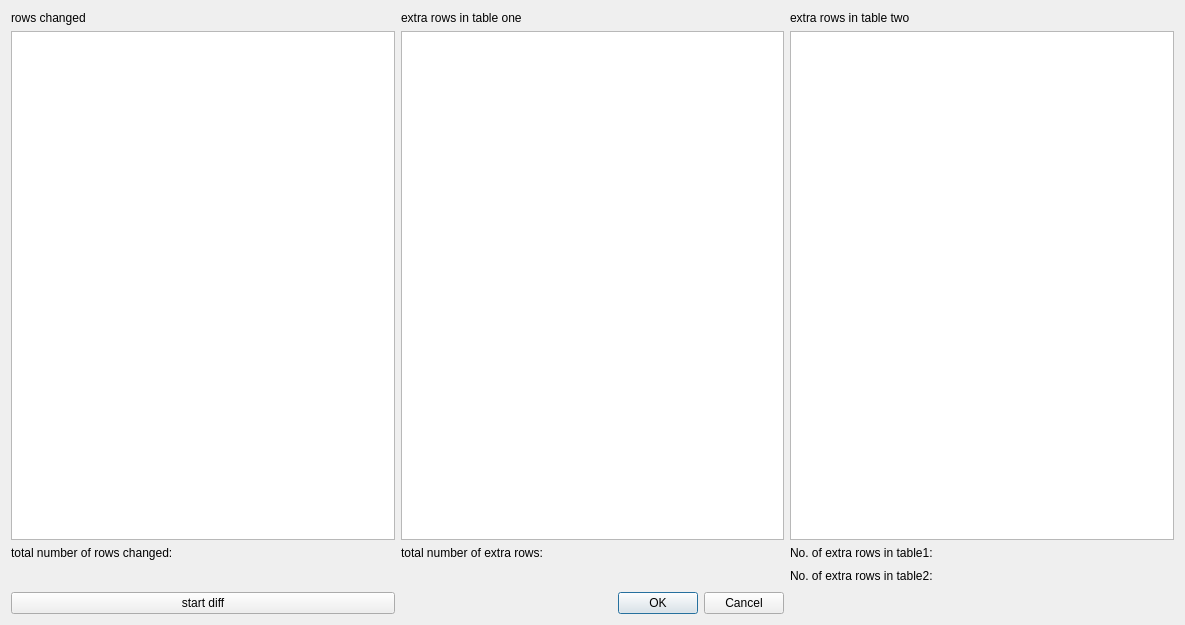
The window that results.ui (tgys/csv-diff-gui) describes before a commit, drawn with Qt 5.
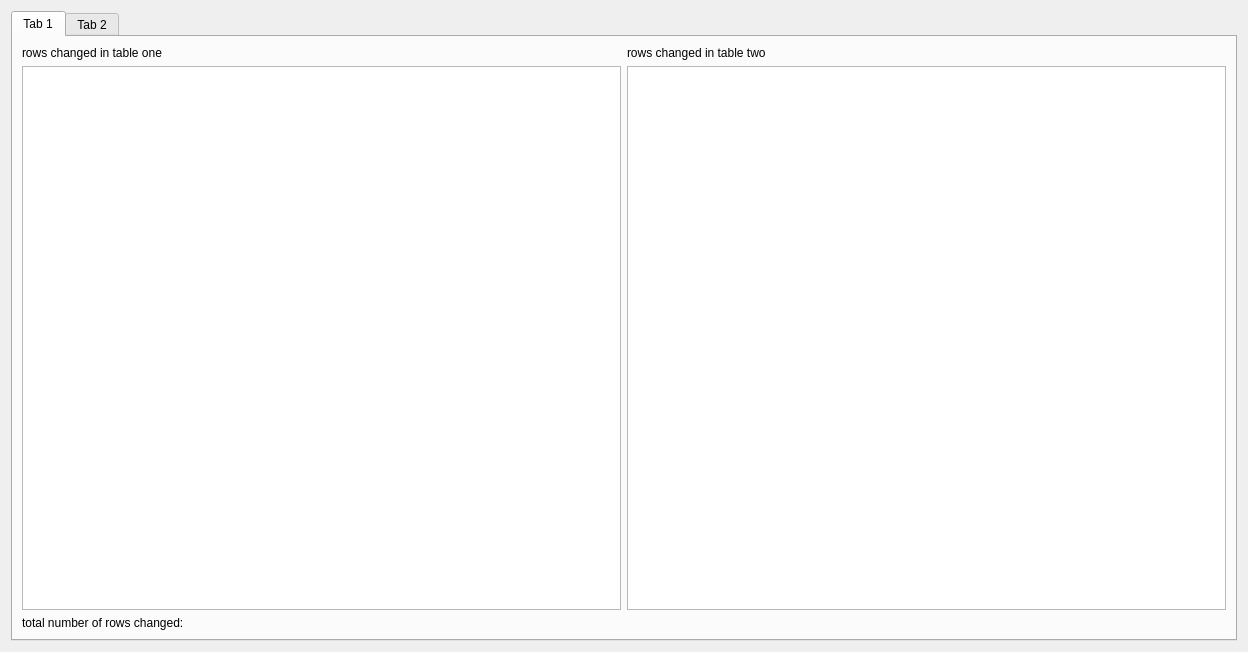
The same window after the commit.

Commit message: added tabs to the results dialog

What changed in the file:
```diff
--- a/results.ui
+++ b/results.ui
@@ -6,15 +6,83 @@
    <rect>
     <x>0</x>
     <y>0</y>
-    <width>1185</width>
-    <height>625</height>
+    <width>1248</width>
+    <height>652</height>
    </rect>
   </property>
   <property name="windowTitle">
    <string>Dialog</string>
   </property>
   <layout class="QGridLayout" name="gridLayout">
-   <item row="4" column="1">
+   <item row="0" column="0">
+    <widget class="QTabWidget" name="tabWidget">
+     <property name="currentIndex">
+      <number>0</number>
+     </property>
+     <widget class="QWidget" name="tab">
+      <attribute name="title">
+       <string>Tab 1</string>
+      </attribute>
+      <layout class="QGridLayout" name="gridLayout_3">
+       <item row="3" column="0">
+        <widget class="QTableView" name="tableView"/>
+       </item>
+       <item row="3" column="1">
+        <widget class="QTableView" name="tableView_4"/>
+       </item>
+       <item row="0" column="1">
+        <widget class="QLabel" name="label_8">
+         <property name="text">
+          <string>rows changed in table two</string>
+         </property>
+        </widget>
+       </item>
+       <item row="0" column="0">
+        <widget class="QLabel" name="label">
+         <property name="text">
+          <string>rows changed in table one</string>
+         </property>
+        </widget>
+       </item>
+       <item row="4" column="0">
+        <widget class="QLabel" name="label_3">
+         <property name="text">
+          <string>total number of rows changed:</string>
+         </property>
+        </widget>
+       </item>
+      </layout>
+     </widget>
+     <widget class="QWidget" name="tab_2">
+      <attribute name="title">
+       <string>Tab 2</string>
+      </attribute>
+      <layout class="QGridLayout" name="gridLayout_2">
+       <item row="0" column="1">
+        <widget class="QLabel" name="label_2">
+         <property name="text">
+          <string>extra rows in table one</string>
+         </property>
+        </widget>
+       </item>
+       <item row="6" column="2">
+        <widget class="QDialogButtonBox" name="buttonBox">
+         <property name="orientation">
+          <enum>Qt::Horizontal</enum>
+         </property>
+         <property name="standardButtons">
+          <set>QDialogButtonBox::Cancel|QDialogButtonBox::Ok</set>
+         </property>
+        </widget>
+       </item>
+       <item row="0" column="2">
+        <widget class="QLabel" name="label_7">
+         <property name="text">
+          <string>extra rows in table two</string>
+         </property>
+        </widget>
+       </item>
+       <item row="5" column="2">
     <spacer name="horizontalSpacer">
      <property name="orientation">
       <enum>Qt::Horizontal</enum>
@@ -27,79 +95,35 @@
      </property>
     </spacer>
    </item>
-   <item row="0" column="0">
-    <widget class="QLabel" name="label">
-     <property name="text">
-      <string>rows changed</string>
-     </property>
-    </widget>
-   </item>
-   <item row="3" column="1">
+       <item row="6" column="1">
     <widget class="QLabel" name="label_4">
      <property name="text">
       <string>total number of extra rows:</string>
      </property>
     </widget>
    </item>
-   <item row="2" column="0">
-    <widget class="QTableView" name="tableView"/>
-   </item>
-   <item row="0" column="1">
-    <widget class="QLabel" name="label_2">
-     <property name="text">
-      <string>extra rows in table one</string>
-     </property>
-    </widget>
-   </item>
-   <item row="2" column="1">
-    <widget class="QTableView" name="tableView_2"/>
-   </item>
-   <item row="3" column="0">
-    <widget class="QLabel" name="label_3">
-     <property name="text">
-      <string>total number of rows changed:</string>
-     </property>
-    </widget>
-   </item>
-   <item row="5" column="1">
-    <widget class="QDialogButtonBox" name="buttonBox">
-     <property name="orientation">
-      <enum>Qt::Horizontal</enum>
-     </property>
-     <property name="standardButtons">
-      <set>QDialogButtonBox::Cancel|QDialogButtonBox::Ok</set>
-     </property>
-    </widget>
-   </item>
-   <item row="2" column="2">
-    <widget class="QTableView" name="tableView_3"/>
-   </item>
    <item row="3" column="2">
-    <widget class="QLabel" name="label_5">
-     <property name="text">
-      <string>No. of extra rows in table1:</string>
-     </property>
-    </widget>
-   </item>
-   <item row="4" column="2">
     <widget class="QLabel" name="label_6">
      <property name="text">
       <string>No. of extra rows in table2:</string>
      </property>
     </widget>
    </item>
-   <item row="0" column="2">
-    <widget class="QLabel" name="label_7">
+       <item row="3" column="1">
+        <widget class="QLabel" name="label_5">
      <property name="text">
       <string>extra rows in table two</string>
      </property>
     </widget>
    </item>
-   <item row="5" column="0">
-    <widget class="QPushButton" name="pushButton">
-     <property name="text">
-      <string>start diff</string>
-     </property>
+       <item row="1" column="2">
+        <widget class="QTableView" name="tableView_3"/>
+       </item>
+       <item row="1" column="1">
+        <widget class="QTableView" name="tableView_2"/>
+       </item>
+      </layout>
+     </widget>
     </widget>
    </item>
   </layout>
```
Left out of the diff: 2 changed lines with no effect on the pictures. Lines whose indentation alone changed are shown as unchanged. The commit also changes 6 other files.
